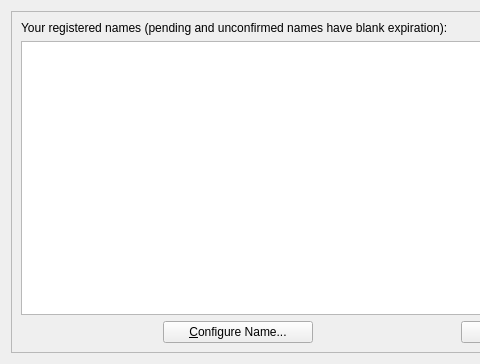
Above: src/qt/forms/managenamespage.ui from xaya/xaya before the change; both pictures show x 0 to 480 and y 0 to 364 of the 776 by 364 pixel window. Below: the same form after it.
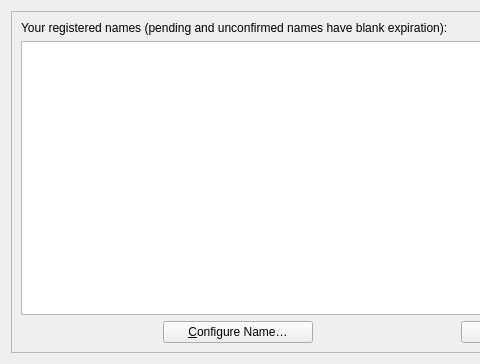
That is the form after the change.

Commit message: Namecoin / Qt: Use Unicode ellipsis

```diff
--- a/src/qt/forms/managenamespage.ui
+++ b/src/qt/forms/managenamespage.ui
@@ -194,7 +194,7 @@
            <string>Configure name and submit update operation</string>
           </property>
           <property name="text">
-           <string>&amp;Configure Name...</string>
+           <string>&amp;Configure Name&#8230;</string>
           </property>
           <property name="default">
            <bool>false</bool>
```
